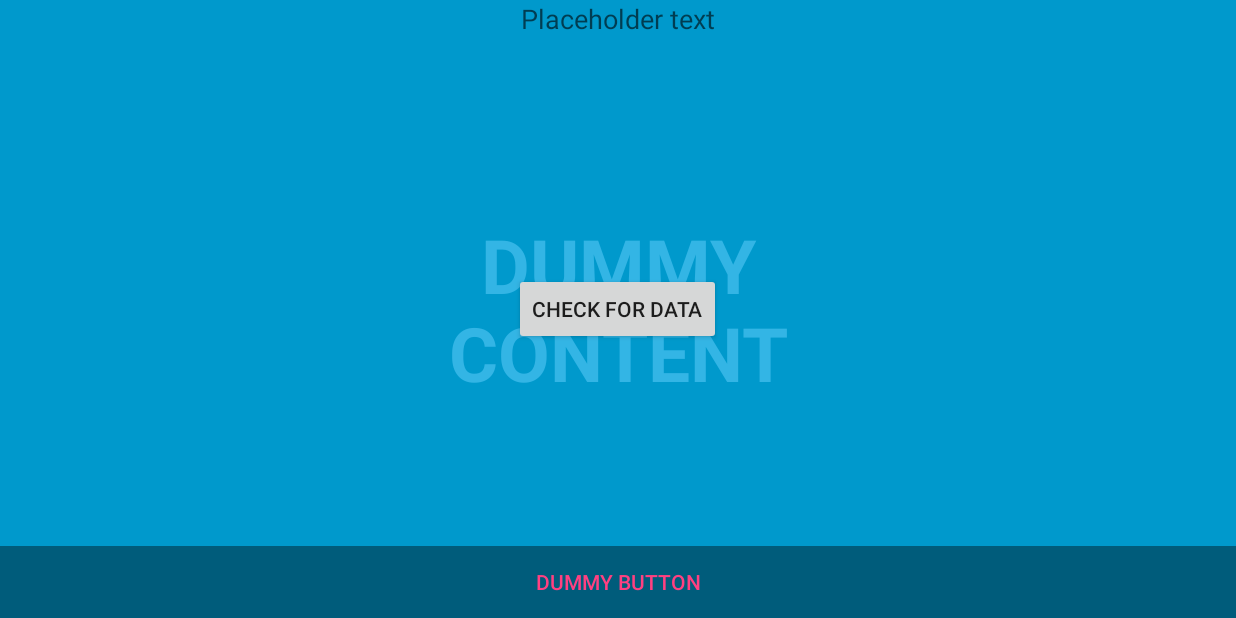
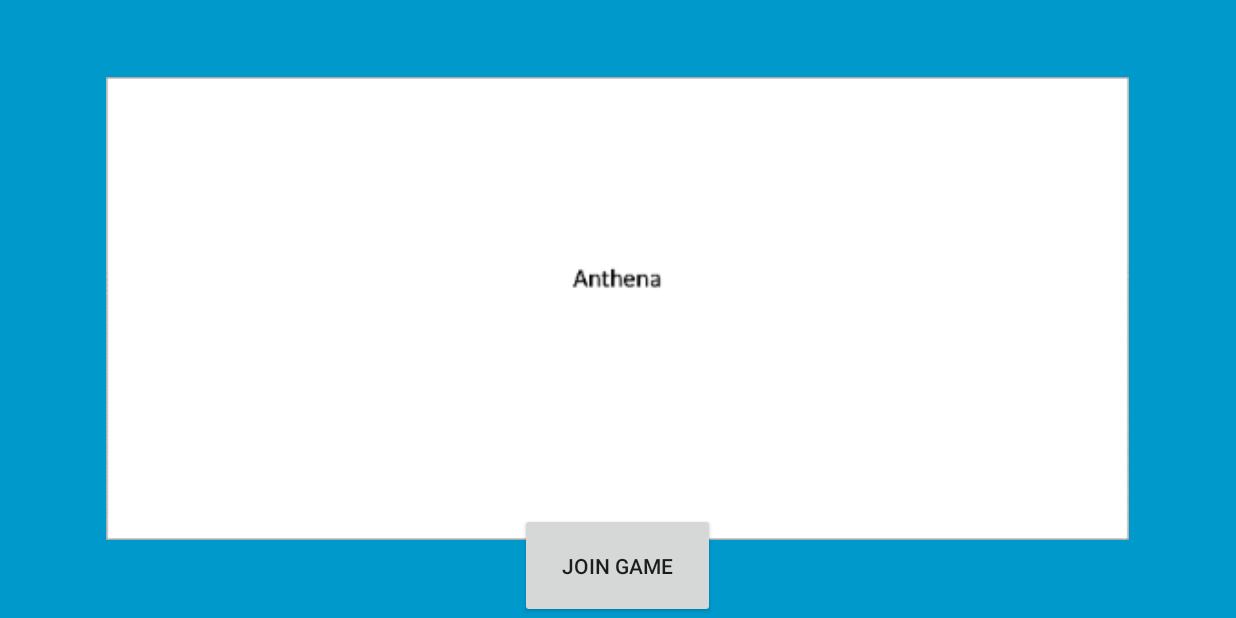
Before and after one commit to ruffy0002/AnthenaAndroid, an Android app: the screen it shows after launch (AndroidClient before the commit, startPageActivity after it), on a phone screen of 824 x 412 dp (held sideways). Run offline under Robolectric (Android 15) with nearby library versions, the phone set to English and light mode, and no system bars.

Commit message:
Changed activity1 to startpageactivity and activity 2 to lobbyActivity

```diff
--- a/app/src/main/AndroidManifest.xml
+++ b/app/src/main/AndroidManifest.xml
@@ -11,7 +11,7 @@
         android:supportsRtl="true"
         android:theme="@style/AppTheme">
         <activity
-            android:name=".AndroidClient"
+            android:name=".startPageActivity"
             android:screenOrientation="landscape"
             android:configChanges="orientation|keyboardHidden|screenSize"
             android:label="@string/app_name"
@@ -23,7 +23,7 @@
             </intent-filter>
         </activity>
         <activity
-            android:name=".FullscreenActivity"
+            android:name=".LobbyActivity"
             android:screenOrientation="landscape"
             android:configChanges="orientation|keyboardHidden|screenSize"
             android:label="@string/title_activity_fullscreen"
--- a/app/src/main/java/com/main/anthenaandroid/AndroidClient.java
+++ /dev/null
@@ -1,89 +0,0 @@
-package com.main.anthenaandroid; /**
- * Created by ruffy0002_2 on 20/5/2016.
- */
-
-import java.io.DataInputStream;
-import java.io.DataOutputStream;
-import java.io.IOException;
-import java.net.Socket;
-import java.net.UnknownHostException;
-
-import android.app.Activity;
-import android.content.Intent;
-import android.content.pm.ActivityInfo;
-import android.os.Bundle;
-import android.view.MotionEvent;
-import android.view.View;
-import android.view.animation.TranslateAnimation;
-import android.widget.Button;
-import android.widget.EditText;
-import android.widget.FrameLayout;
-import android.widget.TextView;
-
-public class AndroidClient extends Activity {
-
-    EditText textOut;
-    TextView textIn;
-
-    RoomFinder rf;
-
-    /** Called when the activity is first created. */
-    @Override
-    public void onCreate(Bundle savedInstanceState) {
-        super.onCreate(savedInstanceState);
-        setContentView(R.layout.activity_fullscreen);
-        setRequestedOrientation(ActivityInfo.SCREEN_ORIENTATION_LANDSCAPE);
-        textOut = (EditText)findViewById(R.id.textout);
-        Button buttonSend = (Button)findViewById(R.id.dummy_button);
-        Button buttonData = (Button)findViewById(R.id.data_button);
-        textIn = (TextView)findViewById(R.id.feedbackText);
-        buttonSend.setOnClickListener(buttonSendOnClickListener);
-        buttonData.setOnClickListener(buttonDataOnClickListener);
-        FrameLayout flWebPre = (FrameLayout) findViewById(R.id.DummyFrame);
-        flWebPre.setOnTouchListener(new View.OnTouchListener() {
-
-            @Override
-            public boolean onTouch(View v,MotionEvent event) {
-
-                sendStomp(event.getX(),event.getY());
-                return true;
-            }
-        });
-    }
-
-    Button.OnClickListener buttonSendOnClickListener
-            = new Button.OnClickListener(){
-
-        @Override
-        public void onClick(View arg0) {
-
-
-
-            Intent i = new Intent(getApplicationContext(), FullscreenActivity.class);
-            startActivity(i);
-        }
-    };
-
-    Button.OnClickListener buttonDataOnClickListener
-            = new Button.OnClickListener(){
-
-        @Override
-        public void onClick(View arg0) {
-
-            if (rf != null) {
-                if(rf.hasDataFromServer()) {
-                    GamePacket tem = rf.getDataFromServer();
-                    textIn.setText(tem.getX() + ", " + tem.getY());
-                } else {
-                    textIn.setText("No data");
-                }
-            }
-        }
-    };
-
-    public void sendStomp (float x, float y){
-        if (rf != null) {
-            rf.sendStomp(x,y);
-        }
-    }
-}
--- /dev/null
+++ b/app/src/main/java/com/main/anthenaandroid/startPageActivity.java
@@ -0,0 +1,47 @@
+package com.main.anthenaandroid; /**
+ * Created by ruffy0002_2 on 20/5/2016.
+ */
+
+import android.app.Activity;
+import android.content.Intent;
+import android.content.pm.ActivityInfo;
+import android.os.Bundle;
+import android.view.View;
+import android.widget.Button;
+import android.widget.EditText;
+import android.widget.FrameLayout;
+import android.widget.TextView;
+
+public class startPageActivity extends Activity {
+
+    EditText textOut;
+    TextView textIn;
+
+    RoomFinder rf;
+
+    /** Called when the activity is first created. */
+    @Override
+    public void onCreate(Bundle savedInstanceState) {
+        super.onCreate(savedInstanceState);
+        setContentView(R.layout.start_page);
+        setRequestedOrientation(ActivityInfo.SCREEN_ORIENTATION_LANDSCAPE);
+        textOut = (EditText)findViewById(R.id.textout);
+        /*
+        Button buttonSend = (Button)findViewById(R.id.dummy_button);
+        //Button buttonData = (Button)findViewById(R.id.data_button);
+       // textIn = (TextView)findViewById(R.id.feedbackText);
+        buttonSend.setOnClickListener(buttonSendOnClickListener);*/
+        //buttonData.setOnClickListener(buttonDataOnClickListener);
+        FrameLayout flWebPre = (FrameLayout) findViewById(R.id.DummyFrame);
+        Button joinGame = (Button) findViewById(R.id.startBtn);
+        joinGame.setOnClickListener(new View.OnClickListener() {
+            @Override
+            public void onClick(View v) {
+                Intent nextIntent = new Intent(getApplicationContext(), LobbyActivity.class);
+                startActivity(nextIntent);
+            }
+        });
+    }
+
+
+}
--- a/app/src/main/res/layout/activity_fullscreen.xml
+++ b/app/src/main/res/layout/lobby_page.xml
@@ -2,7 +2,8 @@
     xmlns:tools="http://schemas.android.com/tools"
     android:layout_width="match_parent"
     android:layout_height="match_parent"
-    android:background="#0099cc">
+    android:background="#0099cc"
+    tools:context=".LobbyActivity">
 
     <!-- The primary full-screen view. This can be replaced with whatever view
          is needed to present your content, e.g. VideoView, SurfaceView,
@@ -24,8 +25,7 @@
         android:layout_width="match_parent"
         android:layout_height="match_parent"
         android:fitsSystemWindows="true"
-        android:clickable="true"
-        android:id="@+id/DummyFrame">
+        android:id="@+id/Dummy">
 
         <LinearLayout
             android:id="@+id/fullscreen_content_controls"
@@ -37,30 +37,36 @@
             android:orientation="horizontal"
             tools:ignore="UselessParent">
 
-            <Button
-                android:id="@+id/dummy_button"
-                style="?metaButtonBarButtonStyle"
-                android:layout_width="0dp"
-                android:layout_height="wrap_content"
-                android:layout_weight="1"
-                android:text="@string/dummy_button" />
-
         </LinearLayout>
 
+        <ImageView
+            android:layout_width="780dp"
+            android:layout_height="417dp"
+            android:id="@+id/imageView2"
+            android:layout_gravity="center"
+            android:src="@mipmap/playermode"/>
+
         <Button
-            android:layout_width="wrap_content"
-            android:layout_height="wrap_content"
-            android:text="Check for data"
-            android:id="@+id/data_button"
-            android:layout_gravity="center" />
+            android:layout_width="185dp"
+            android:layout_height="121dp"
+            android:text="Stomper"
+            android:id="@+id/stomperbtn"
+            android:layout_gravity="left|top" />
 
-        <TextView
-            android:layout_width="wrap_content"
-            android:layout_height="wrap_content"
-            android:textAppearance="?android:attr/textAppearanceMedium"
-            android:text="Placeholder text"
-            android:id="@+id/feedbackText"
-            android:layout_gravity="center_horizontal|top" />
+        <Button
+            android:layout_width="167dp"
+            android:layout_height="122dp"
+            android:text="Runner"
+            android:id="@+id/runnerbtn"
+            android:layout_gravity="right|top" />
+
+        <Button
+            android:layout_width="180dp"
+            android:layout_height="98dp"
+            android:text="Lock In"
+            android:id="@+id/lockinbtn"
+            android:layout_gravity="center_horizontal|bottom" />
+
     </FrameLayout>
 
 </FrameLayout>
--- a/app/src/main/res/layout/activity_fullscreen2.xml
+++ b/app/src/main/res/layout/start_page.xml
@@ -2,8 +2,7 @@
     xmlns:tools="http://schemas.android.com/tools"
     android:layout_width="match_parent"
     android:layout_height="match_parent"
-    android:background="#0099cc"
-    tools:context=".FullscreenActivity">
+    android:background="#0099cc">
 
     <!-- The primary full-screen view. This can be replaced with whatever view
          is needed to present your content, e.g. VideoView, SurfaceView,
@@ -25,7 +24,8 @@
         android:layout_width="match_parent"
         android:layout_height="match_parent"
         android:fitsSystemWindows="true"
-        android:id="@+id/Dummy">
+        android:clickable="true"
+        android:id="@+id/DummyFrame">
 
         <LinearLayout
             android:id="@+id/fullscreen_content_controls"
@@ -37,15 +37,21 @@
             android:orientation="horizontal"
             tools:ignore="UselessParent">
 
-            <Button
-                android:id="@+id/dummy_button"
-                style="?metaButtonBarButtonStyle"
-                android:layout_width="0dp"
-                android:layout_height="wrap_content"
-                android:layout_weight="1"
-                android:text="@string/dummy_button" />
+        </LinearLayout>
 
-        </LinearLayout>
+        <ImageView
+            android:layout_width="682dp"
+            android:layout_height="403dp"
+            android:id="@+id/imageView"
+            android:layout_gravity="center"
+            android:src="@mipmap/startpage"/>
+
+        <Button
+            android:layout_width="130dp"
+            android:layout_height="70dp"
+            android:text="Join Game"
+            android:id="@+id/startBtn"
+            android:layout_gravity="center_horizontal|bottom" />
 
     </FrameLayout>
 
```
Also changed, not shown: app/src/main/java/com/main/anthenaandroid/LobbyActivity.java (renamed from app/src/main/java/com/main/anthenaandroid/FullscreenActivity.java, +4 -3 lines), app/src/main/res/mipmap-xxxhdpi/playermode.png (added), app/src/main/res/mipmap-xxxhdpi/startpage.png (added).
